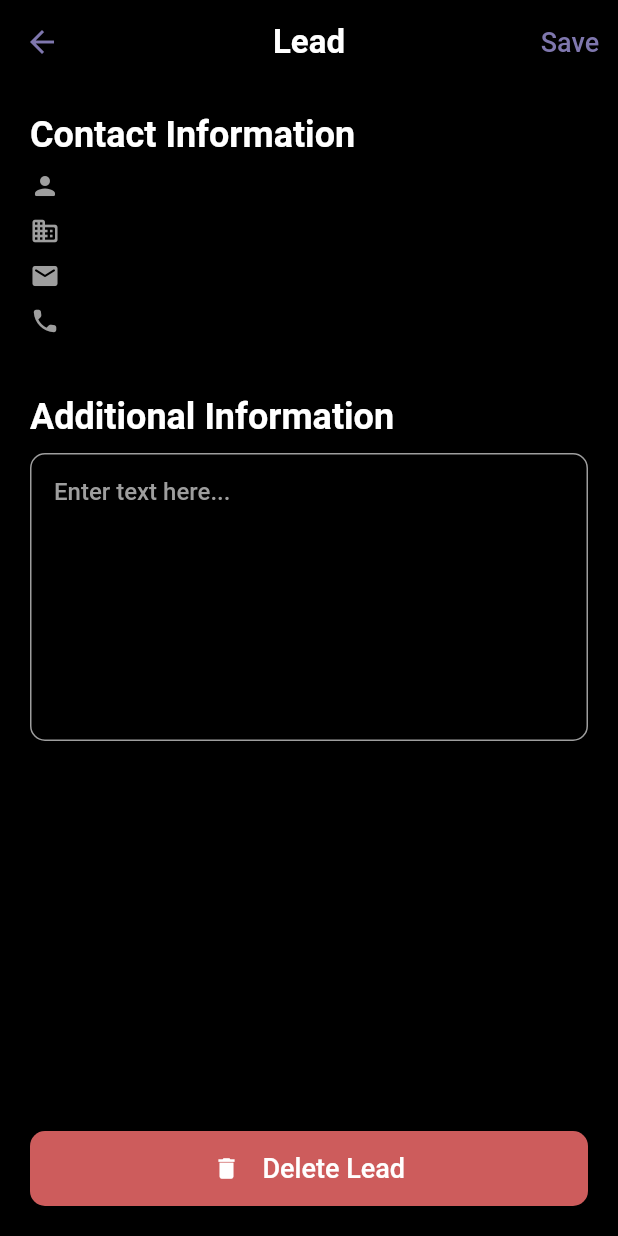
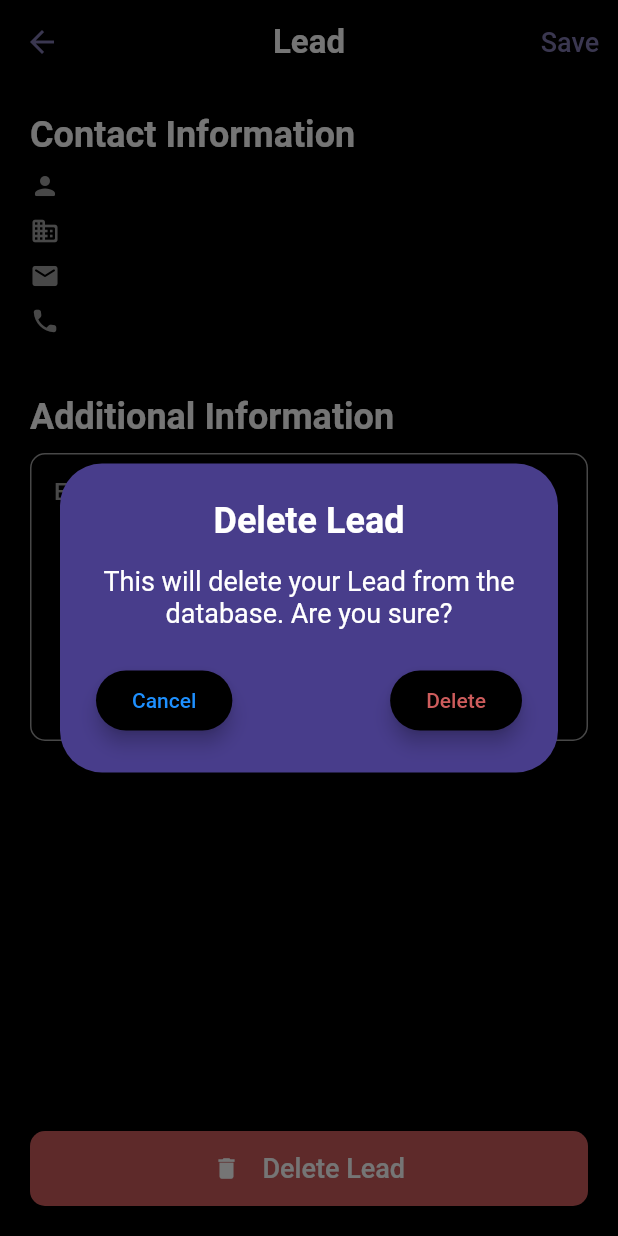
Before and after one commit to neurothrone/agi-events, a Flutter app: the LeadDetailPage screen opened directly with empty values, after a tap on "Delete Lead", on a phone screen of 412 x 824 dp. Run offline on Flutter 3.47's test engine with Material 2 defaults, Android fonts, the phone set to English and light mode, and no system bars; our stand-ins replace csv, device_info_plus, firebase_core, firebase_database, flutter_riverpod, flutter_svg and 1 more; missing offline and left inert: mobile_scanner; accounts and stored records are empty.

Commit message:
refactor to use custom alert dialog for unsaved changes and delete lead

```diff
--- a/lib/src/features/leads/lead_detail/views/lead_detail_page.dart
+++ b/lib/src/features/leads/lead_detail/views/lead_detail_page.dart
@@ -2,6 +2,7 @@ import 'package:flutter/material.dart';
 
 import 'package:flutter_riverpod/flutter_riverpod.dart';
 
+import '../../../../core/constants/constants.dart';
 import '../../../../core/models/models.dart';
 import '../../my_leads/data/leads_controller.dart';
 import '../../my_leads/widgets/lead_delete_button.dart';
@@ -9,7 +10,7 @@ import '../widgets/contact_information.dart';
 import '../widgets/lead_detail_header_text.dart';
 import '../widgets/lead_detail_page_app_bar.dart';
 import '../widgets/notes_text_area.dart';
-import '../widgets/unsaved_changes_dialog.dart';
+import '../widgets/custom_alert_dialog.dart';
 
 class LeadDetailPage extends StatefulWidget {
   const LeadDetailPage({
@@ -45,6 +46,12 @@ class _LeadDetailPageState extends State<LeadDetailPage> {
     super.dispose();
   }
 
+  Future<void> _saveChanges(WidgetRef ref) async {
+    ref.read(leadsControllerProvider.notifier).updateLeadNotes(
+          widget.lead.copyWith(notes: _notesController.text),
+        );
+  }
+
   Future<void> _onCancel(WidgetRef ref) async {
     FocusScopeNode currentFocus = FocusScope.of(context);
 
@@ -57,23 +64,29 @@ class _LeadDetailPageState extends State<LeadDetailPage> {
 
     final String leadNotes = widget.lead.notes ?? "";
     if (leadNotes != _notesController.text) {
-      bool? hasUnsavedChanges = await showUnsavedChangesDialog(context);
-      if (hasUnsavedChanges != null && hasUnsavedChanges) {
-        _saveChanges(ref);
-      }
+      await showDialog(
+        context: context,
+        barrierDismissible: false,
+        builder: (BuildContext context) {
+          return CustomAlertDialog(
+            title: "You have unsaved changes",
+            content: "Do you want to save them?",
+            cancelText: "Discard",
+            confirmText: "Save",
+            cancelColor: AppConstants.destructive,
+            confirmColor: AppConstants.secondaryBlue,
+            onCancel: () {
+              // TODO: Do nothing
+            },
+            onConfirm: () {
+              _saveChanges(ref);
+            },
+          );
+        },
+      );
     }
 
     navigator.pop();
-  }
-
-  Future<bool?> showUnsavedChangesDialog(BuildContext context) {
-    return showDialog<bool>(
-      context: context,
-      barrierDismissible: false,
-      builder: (BuildContext context) {
-        return const UnsavedChangesDialog();
-      },
-    );
   }
 
   Future<void> _onSave(WidgetRef ref) async {
@@ -81,10 +94,26 @@ class _LeadDetailPageState extends State<LeadDetailPage> {
     Navigator.of(context).pop();
   }
 
-  Future<void> _saveChanges(WidgetRef ref) async {
-    ref.read(leadsControllerProvider.notifier).updateLeadNotes(
-          widget.lead.copyWith(notes: _notesController.text),
+  void _onDelete(WidgetRef ref) {
+    showDialog(
+      context: context,
+      barrierDismissible: false,
+      builder: (BuildContext context) {
+        return CustomAlertDialog(
+          title: "Delete Lead",
+          content: "This will delete your Lead from the database. "
+              "Are you sure?",
+          cancelText: "Cancel",
+          confirmText: "Delete",
+          cancelColor: AppConstants.secondaryBlue,
+          confirmColor: AppConstants.destructive,
+          onCancel: () {},
+          onConfirm: () {
+            // TODO: Delete Lead from database and pop navigator
+          },
         );
+      },
+    );
   }
 
   @override
@@ -131,8 +160,12 @@ class _LeadDetailPageState extends State<LeadDetailPage> {
                         ),
                         const SizedBox(height: 40.0),
                         const Spacer(),
-                        LeadDeleteButton(
-                          onPressed: () {},
+                        Consumer(
+                          builder: (_, ref, __) {
+                            return LeadDeleteButton(
+                              onPressed: () => _onDelete(ref),
+                            );
+                          },
                         ),
                       ],
                     ),
```
